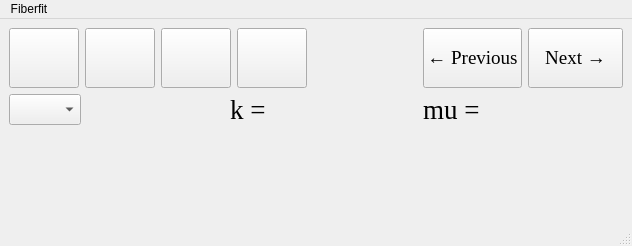
Old version of the form fiberfit/fiberfit.ui in the repository NTMatBoiseState/FiberFit.
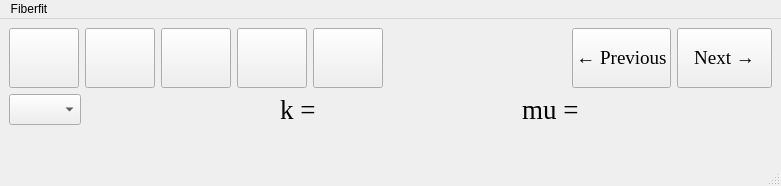
New version of the form. Icons and pictures are not drawn.

What changed in the file:
```diff
--- a/fiberfit/fiberfit.ui
+++ b/fiberfit/fiberfit.ui
@@ -6,8 +6,8 @@
    <rect>
     <x>0</x>
     <y>0</y>
-    <width>632</width>
-    <height>246</height>
+    <width>781</width>
+    <height>186</height>
    </rect>
   </property>
   <property name="minimumSize">
@@ -132,19 +132,6 @@
     <item row="0" column="0">
      <layout class="QGridLayout" name="topGrid">
       <item row="0" column="4">
-       <spacer name="horizontalSpacer_3">
-        <property name="orientation">
-         <enum>Qt::Horizontal</enum>
-        </property>
-        <property name="sizeHint" stdset="0">
-         <size>
-          <width>40</width>
-          <height>20</height>
-         </size>
-        </property>
-       </spacer>
-      </item>
-      <item row="0" column="3">
        <widget class="QPushButton" name="clearButton">
         <property name="sizePolicy">
          <sizepolicy hsizetype="Preferred" vsizetype="Preferred">
@@ -179,6 +166,81 @@
         </property>
        </widget>
       </item>
+      <item row="0" column="7">
+       <widget class="QPushButton" name="nextButton">
+        <property name="sizePolicy">
+         <sizepolicy hsizetype="Preferred" vsizetype="Preferred">
+          <horstretch>0</horstretch>
+          <verstretch>0</verstretch>
+         </sizepolicy>
+        </property>
+        <property name="minimumSize">
+         <size>
+          <width>95</width>
+          <height>32</height>
+         </size>
+        </property>
+        <property name="maximumSize">
+         <size>
+          <width>1000000</width>
+          <height>1000000</height>
+         </size>
+        </property>
+        <property name="font">
+         <font>
+          <family>Times New Roman</family>
+          <pointsize>14</pointsize>
+         </font>
+        </property>
+        <property name="text">
+         <string>Next →</string>
+        </property>
+       </widget>
+      </item>
+      <item row="0" column="6">
+       <widget class="QPushButton" name="prevButton">
+        <property name="sizePolicy">
+         <sizepolicy hsizetype="Preferred" vsizetype="Preferred">
+          <horstretch>0</horstretch>
+          <verstretch>0</verstretch>
+         </sizepolicy>
+        </property>
+        <property name="minimumSize">
+         <size>
+          <width>95</width>
+          <height>32</height>
+         </size>
+        </property>
+        <property name="maximumSize">
+         <size>
+          <width>1000000</width>
+          <height>1000000</height>
+         </size>
+        </property>
+        <property name="font">
+         <font>
+          <family>Times New Roman</family>
+          <pointsize>14</pointsize>
+         </font>
+        </property>
+        <property name="text">
+         <string>← Previous</string>
+        </property>
+       </widget>
+      </item>
+      <item row="0" column="5">
+       <spacer name="horizontalSpacer_3">
+        <property name="orientation">
+         <enum>Qt::Horizontal</enum>
+        </property>
+        <property name="sizeHint" stdset="0">
+         <size>
+          <width>40</width>
+          <height>20</height>
+         </size>
+        </property>
+       </spacer>
+      </item>
       <item row="0" column="2">
        <widget class="QPushButton" name="exportButton">
         <property name="sizePolicy">
@@ -214,6 +276,44 @@
         </property>
        </widget>
       </item>
+      <item row="0" column="0">
+       <widget class="QPushButton" name="startButton">
+        <property name="sizePolicy">
+         <sizepolicy hsizetype="Preferred" vsizetype="Preferred">
+          <horstretch>0</horstretch>
+          <verstretch>0</verstretch>
+         </sizepolicy>
+        </property>
+        <property name="minimumSize">
+         <size>
+          <width>70</width>
+          <height>60</height>
+         </size>
+        </property>
+        <property name="maximumSize">
+         <size>
+          <width>1000000</width>
+          <height>1000000</height>
+         </size>
+        </property>
+        <property name="layoutDirection">
+         <enum>Qt::LeftToRight</enum>
+        </property>
+        <property name="text">
+         <string/>
+        </property>
+        <property name="icon">
+         <iconset>
+          <normaloff>images/start-icon.png</normaloff>images/start-icon.png</iconset>
+        </property>
+        <property name="iconSize">
+         <size>
+          <width>40</width>
+          <height>40</height>
+         </size>
+        </property>
+       </widget>
+      </item>
       <item row="0" column="1">
        <widget class="QPushButton" name="loadButton">
         <property name="enabled">
@@ -258,8 +358,8 @@
         </property>
        </widget>
       </item>
-      <item row="0" column="0">
-       <widget class="QPushButton" name="startButton">
+      <item row="0" column="3">
+       <widget class="QPushButton" name="settingsButton">
         <property name="sizePolicy">
          <sizepolicy hsizetype="Preferred" vsizetype="Preferred">
           <horstretch>0</horstretch>
@@ -286,7 +386,7 @@
         </property>
         <property name="icon">
          <iconset>
-          <normaloff>images/start-icon.png</normaloff>images/start-icon.png</iconset>
+          <normaloff>images/settings.png</normaloff>images/settings.png</iconset>
         </property>
         <property name="iconSize">
          <size>
@@ -296,68 +396,6 @@
         </property>
        </widget>
       </item>
-      <item row="0" column="6">
-       <widget class="QPushButton" name="nextButton">
-        <property name="sizePolicy">
-         <sizepolicy hsizetype="Preferred" vsizetype="Preferred">
-          <horstretch>0</horstretch>
-          <verstretch>0</verstretch>
-         </sizepolicy>
-        </property>
-        <property name="minimumSize">
-         <size>
-          <width>95</width>
-          <height>32</height>
-         </size>
-        </property>
-        <property name="maximumSize">
-         <size>
-          <width>1000000</width>
-          <height>1000000</height>
-         </size>
-        </property>
-        <property name="font">
-         <font>
-          <family>Times New Roman</family>
-          <pointsize>14</pointsize>
-         </font>
-        </property>
-        <property name="text">
-         <string>Next →</string>
-        </property>
-       </widget>
-      </item>
-      <item row="0" column="5">
-       <widget class="QPushButton" name="prevButton">
-        <property name="sizePolicy">
-         <sizepolicy hsizetype="Preferred" vsizetype="Preferred">
-          <horstretch>0</horstretch>
-          <verstretch>0</verstretch>
-         </sizepolicy>
-        </property>
-        <property name="minimumSize">
-         <size>
-          <width>95</width>
-          <height>32</height>
-         </size>
-        </property>
-        <property name="maximumSize">
-         <size>
-          <width>1000000</width>
-          <height>1000000</height>
-         </size>
-        </property>
-        <property name="font">
-         <font>
-          <family>Times New Roman</family>
-          <pointsize>14</pointsize>
-         </font>
-        </property>
-        <property name="text">
-         <string>← Previous</string>
-        </property>
-       </widget>
-      </item>
      </layout>
     </item>
    </layout>
@@ -367,7 +405,7 @@
     <rect>
      <x>0</x>
      <y>0</y>
-     <width>632</width>
+     <width>781</width>
      <height>22</height>
     </rect>
    </property>
```
